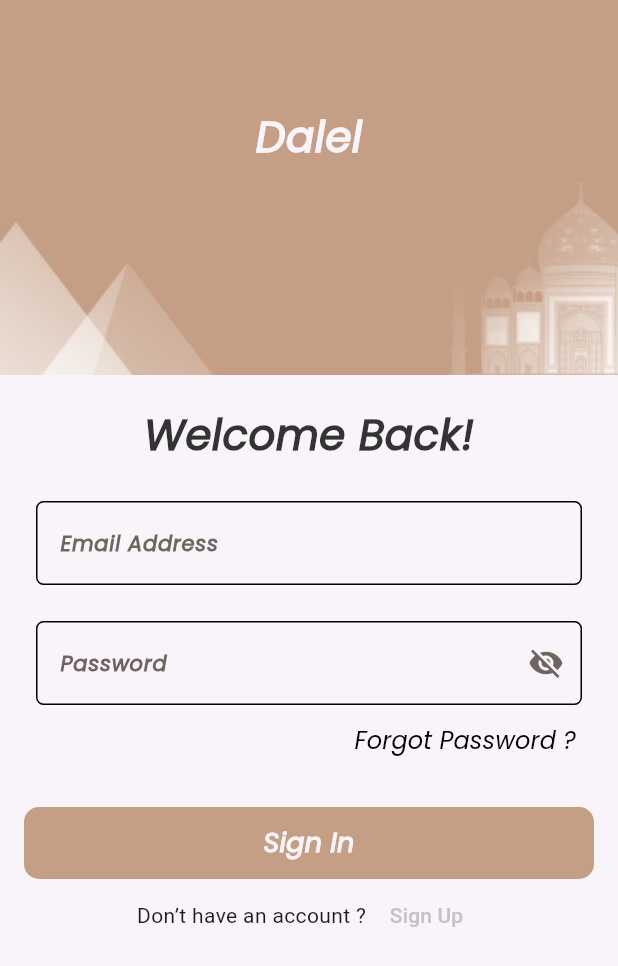
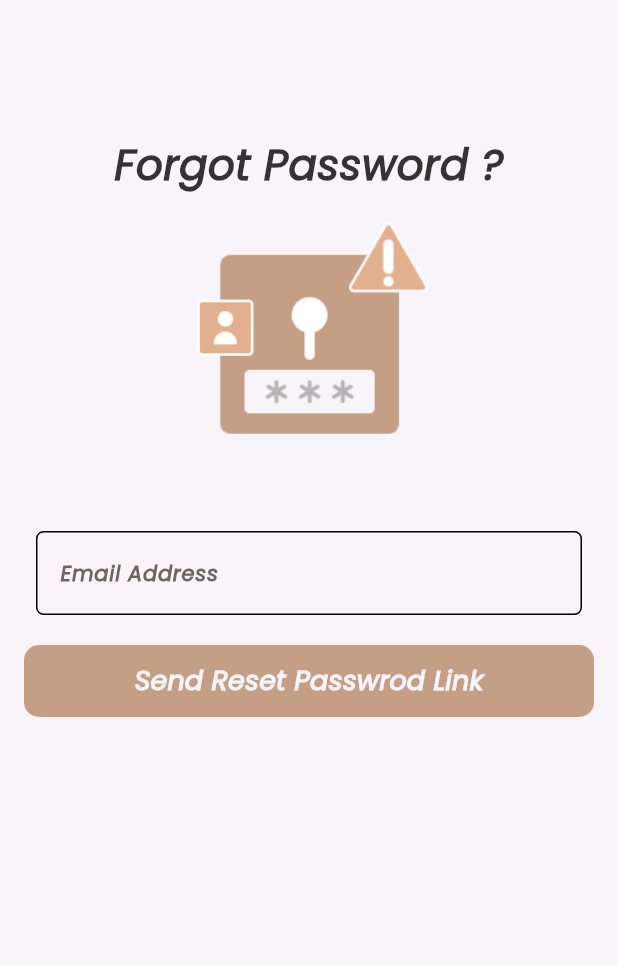
Before and after one commit to AAELBDAWY1318/dalel, a Flutter app: the LoginView screen opened by its route, after a tap on "Forgot Password ?", on a phone screen of 412 x 824 dp. Shown: the top 966 px of the screen. Run offline on Flutter 3.47's test engine with Material 3 defaults, Android fonts, the phone set to English and light mode, and no system bars; our stand-ins replace bloc, cloud_firestore, firebase_auth, firebase_core, flutter_bloc, get_it and 3 more; accounts and stored records are empty.

Commit message:
finish the auth feature

```diff
--- a/lib/core/routes/app_router.dart
+++ b/lib/core/routes/app_router.dart
@@ -1,6 +1,8 @@
 import 'package:dalel/features/auth/cubit/auth_cubit.dart';
+import 'package:dalel/features/auth/presentation/views/forget_password_view.dart';
 import 'package:dalel/features/auth/presentation/views/login_view.dart';
 import 'package:dalel/features/auth/presentation/views/signup_view.dart';
+import 'package:dalel/features/home/presentation/view/home_view.dart';
 import 'package:dalel/features/onboarding/presentation/views/on_boarding_view.dart';
 import 'package:dalel/features/splash/presentation/view/splash_view.dart';
 import 'package:flutter_bloc/flutter_bloc.dart';
@@ -29,4 +31,15 @@ final GoRouter router = GoRouter(routes: [
       child: const LoginView(),
     ),
   ),
+  GoRoute(
+    path: "/forgetPassword",
+    builder: (context, state) => BlocProvider(
+      create: (context) => AuthCubit(),
+      child: const ForgetPasswordView(),
+    ),
+  ),
+   GoRoute(
+    path: "/home",
+    builder: (context, state) => const HomeScreen(),
+  ),
 ]);
--- a/lib/features/auth/cubit/auth_states.dart
+++ b/lib/features/auth/cubit/auth_states.dart
@@ -15,3 +15,23 @@ class SignUpFailure extends AuthState{
 
   SignUpFailure({required this.errorMessage});
 }
+
+class SignInLoading extends AuthState{}
+
+class SignInSuccess extends AuthState{}
+
+class SignInFailure extends AuthState{
+  final String errorMessage;
+
+  SignInFailure({required this.errorMessage});
+}
+
+class ResetPasswordLoading extends AuthState{}
+
+class ResetPasswordSuccess extends AuthState{}
+
+class ResetPasswordFailure extends AuthState{
+  final String errorMessage;
+
+  ResetPasswordFailure({required this.errorMessage});
+}
--- /dev/null
+++ b/lib/features/auth/presentation/views/forget_password_view.dart
@@ -0,0 +1,31 @@
+import 'package:dalel/core/utils/app_assets.dart';
+import 'package:dalel/core/utils/app_strings.dart';
+import 'package:dalel/features/auth/presentation/widgets/custom_forget_password_form.dart';
+import 'package:dalel/features/auth/presentation/widgets/welcome_text.dart';
+import 'package:flutter/material.dart';
+
+class ForgetPasswordView extends StatelessWidget {
+  const ForgetPasswordView({super.key});
+
+  @override
+  Widget build(BuildContext context) {
+    return Scaffold(
+      body: CustomScrollView(
+        physics: const BouncingScrollPhysics(),
+        slivers: [
+          const SliverToBoxAdapter(child: SizedBox(height: 90.0)),
+          const SliverToBoxAdapter(
+              child: WelcomeText(text: AppStrings.forgotPassword)),
+          SliverToBoxAdapter(
+            child: Image.asset(
+              Assets.assetsImagesForget,
+              height: 200.0,
+              width: 200.0,
+            ),
+          ),
+          const SliverToBoxAdapter(child: CustomForgetPasswordForm()),
+        ],
+      ),
+    );
+  }
+}
--- /dev/null
+++ b/lib/features/auth/presentation/widgets/custom_forget_password_form.dart
@@ -0,0 +1,63 @@
+import 'package:dalel/core/functions/navigate.dart';
+import 'package:dalel/core/functions/show_custom_snack_bar.dart';
+import 'package:dalel/core/utils/app_colors.dart';
+import 'package:dalel/core/utils/app_strings.dart';
+import 'package:dalel/core/widgets/custom_button.dart';
+import 'package:dalel/features/auth/cubit/auth_cubit.dart';
+import 'package:dalel/features/auth/cubit/auth_states.dart';
+import 'package:dalel/features/auth/presentation/widgets/custom_text_field.dart';
+import 'package:flutter/material.dart';
+import 'package:flutter_bloc/flutter_bloc.dart';
+
+class CustomForgetPasswordForm extends StatelessWidget {
+  const CustomForgetPasswordForm({super.key});
+
+  @override
+  Widget build(BuildContext context) {
+    return BlocConsumer<AuthCubit, AuthState>(
+      listener: (context, state) {
+        if (state is ResetPasswordFailure) {
+          showSnackBar(context, text: state.errorMessage, color: Colors.red);
+        } else if (state is ResetPasswordSuccess) {
+          showSnackBar(context,
+              text: "See your email to reset password", color: Colors.green);
+          customPushReplacementNavigation(context, "/login");
+        }
+      },
+      builder: (context, state) {
+        AuthCubit authCubit = BlocProvider.of<AuthCubit>(context);
+        return Form(
+          key: authCubit.forgetpasswordKey,
+          child: Padding(
+            padding: const EdgeInsets.symmetric(horizontal: 16.0),
+            child: Column(
+              children: [
+                CustomTextField(
+                  label: AppStrings.emailAddress,
+                  controller: authCubit.email,
+                ),
+                const SizedBox(height: 20.0),
+                state is ResetPasswordLoading
+                    ? CircularProgressIndicator(
+                        color: AppColors.primaryColor,
+                      )
+                    : CustomButton(
+                        onPressed: () {
+                          if (authCubit.forgetpasswordKey.currentState!
+                              .validate()) {
+                            authCubit.resetPassword();
+                          }
+                        },
+                        text: AppStrings.sendResetPasswordLink,
+                      ),
+                const SizedBox(
+                  height: 10.0,
+                ),
+              ],
+            ),
+          ),
+        );
+      },
+    );
+  }
+}
--- a/lib/features/auth/presentation/widgets/custom_signin_form.dart
+++ b/lib/features/auth/presentation/widgets/custom_signin_form.dart
@@ -1,4 +1,6 @@
 import 'package:dalel/core/functions/navigate.dart';
+import 'package:dalel/core/functions/show_custom_snack_bar.dart';
+import 'package:dalel/core/utils/app_colors.dart';
 import 'package:dalel/core/utils/app_strings.dart';
 import 'package:dalel/core/widgets/custom_button.dart';
 import 'package:dalel/core/widgets/custom_text_button.dart';
@@ -6,6 +8,7 @@ import 'package:dalel/features/auth/cubit/auth_cubit.dart';
 import 'package:dalel/features/auth/cubit/auth_states.dart';
 import 'package:dalel/features/auth/presentation/widgets/custom_action_row.dart';
 import 'package:dalel/features/auth/presentation/widgets/custom_text_field.dart';
+import 'package:firebase_auth/firebase_auth.dart';
 import 'package:flutter/material.dart';
 import 'package:flutter_bloc/flutter_bloc.dart';
 
@@ -15,11 +18,25 @@ class CustomSigInForm extends StatelessWidget {
   @override
   Widget build(BuildContext context) {
     return BlocConsumer<AuthCubit, AuthState>(
-      listener: (context, state) {},
+      listener: (context, state) {
+        if (state is SignInFailure) {
+          showSnackBar(context, text: state.errorMessage, color: Colors.red);
+        } else if (state is SignInSuccess) {
+          if (FirebaseAuth.instance.currentUser!.emailVerified) {
+            showSnackBar(context,
+                text: "SignIn Successfully",
+                color: const Color.fromARGB(255, 9, 214, 115));
+            customPushReplacementNavigation(context, "/home");
+          } else {
+            showSnackBar(context,
+                text: "please, verifiy you email", color: Colors.red);
+          }
+        }
+      },
       builder: (context, state) {
         AuthCubit authCubit = BlocProvider.of<AuthCubit>(context);
         return Form(
-          key: authCubit.signUpKey,
+          key: authCubit.signInKey,
           child: Padding(
             padding: const EdgeInsets.symmetric(horizontal: 16.0),
             child: Column(
@@ -41,15 +58,25 @@ class CustomSigInForm extends StatelessWidget {
                 Align(
                   alignment: Alignment.centerRight,
                   child: CustomTextButton(
-                    onPressed: () {},
+                    onPressed: () {
+                      customPushNavigation(context, "/forgetPassword");
+                    },
                     text: AppStrings.forgotPassword,
                   ),
                 ),
                 const SizedBox(height: 20.0),
-                CustomButton(
-                  onPressed: () {},
-                  text: AppStrings.signIn,
-                ),
+                state is SignInLoading
+                    ? CircularProgressIndicator(
+                        color: AppColors.primaryColor,
+                      )
+                    : CustomButton(
+                        onPressed: () {
+                          if(authCubit.signInKey.currentState!.validate()){
+                            authCubit.login();
+                          }
+                        },
+                        text: AppStrings.signIn,
+                      ),
                 CustomActionRow(
                   text1: AppStrings.dontHaveAnAccount,
                   text2: AppStrings.signUp,
@@ -57,7 +84,9 @@ class CustomSigInForm extends StatelessWidget {
                     customPushNavigation(context, "/signUp");
                   },
                 ),
-                const SizedBox(height: 10.0,),
+                const SizedBox(
+                  height: 10.0,
+                ),
               ],
             ),
           ),
--- a/lib/features/auth/presentation/widgets/custom_signup_form.dart
+++ b/lib/features/auth/presentation/widgets/custom_signup_form.dart
@@ -1,3 +1,4 @@
+import 'package:dalel/core/functions/email_validation.dart';
 import 'package:dalel/core/functions/navigate.dart';
 import 'package:dalel/core/functions/show_custom_snack_bar.dart';
 import 'package:dalel/core/utils/app_colors.dart';
@@ -21,7 +22,7 @@ class SignUpForm extends StatelessWidget {
           showSnackBar(context, text: state.errorMessage, color: Colors.red);
         } else if (state is SignUpSuccess) {
           showSnackBar(context,
-              text: "SignUp Successfully",
+              text: "SignUp, please confirm your email",
               color: const Color.fromARGB(255, 9, 214, 115));
           customPushReplacementNavigation(context, "/login");
         }
@@ -43,6 +44,7 @@ class SignUpForm extends StatelessWidget {
               CustomTextField(
                 label: AppStrings.emailAddress,
                 controller: authCubit.email,
+                validator: validateEmail,
               ),
               CustomTextField(
                 label: AppStrings.password,
--- a/pubspec.yaml
+++ b/pubspec.yaml
@@ -43,6 +43,7 @@ dependencies:
   bloc: ^8.1.4
   flutter_bloc: ^8.1.6
   firebase_auth: ^4.16.0
+  cloud_firestore: ^4.14.0
 
 dev_dependencies:
   flutter_test:
```
Also changed, not shown: lib/core/functions/email_validation.dart (added, +14 -0 lines), lib/features/auth/cubit/auth_cubit.dart (+57 -1 lines), lib/features/home/presentation/view/home_view.dart (added, +23 -0 lines), lib/features/splash/presentation/view/splash_view.dart (+10 -1 lines), pubspec.lock, 4 other files.
